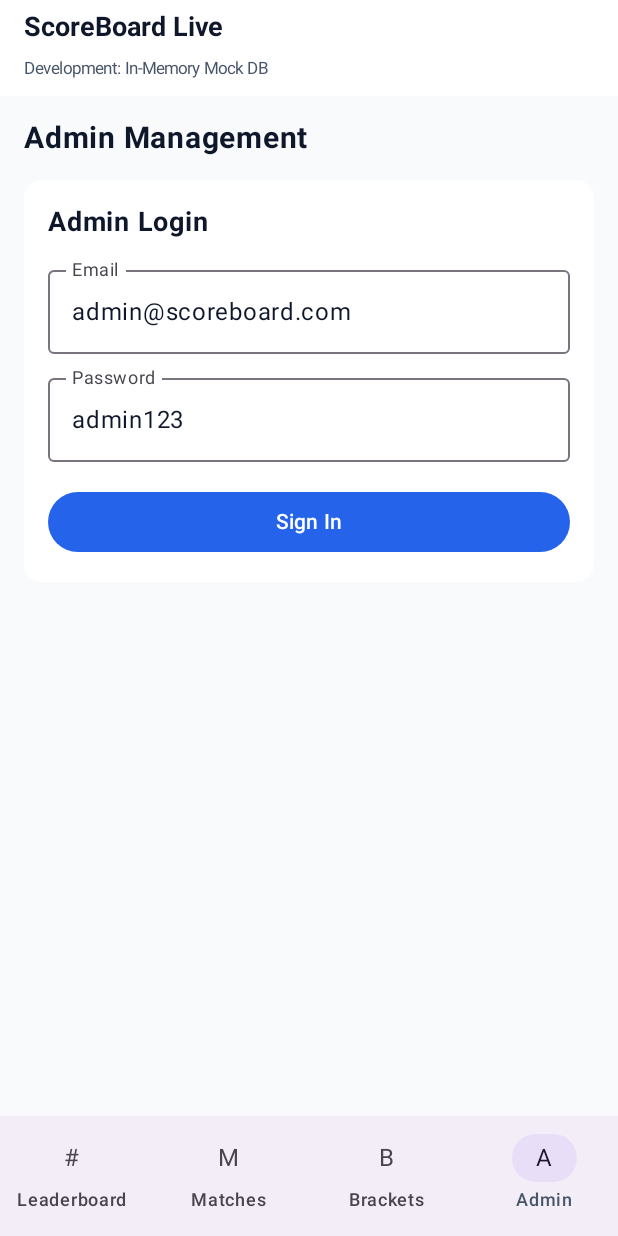
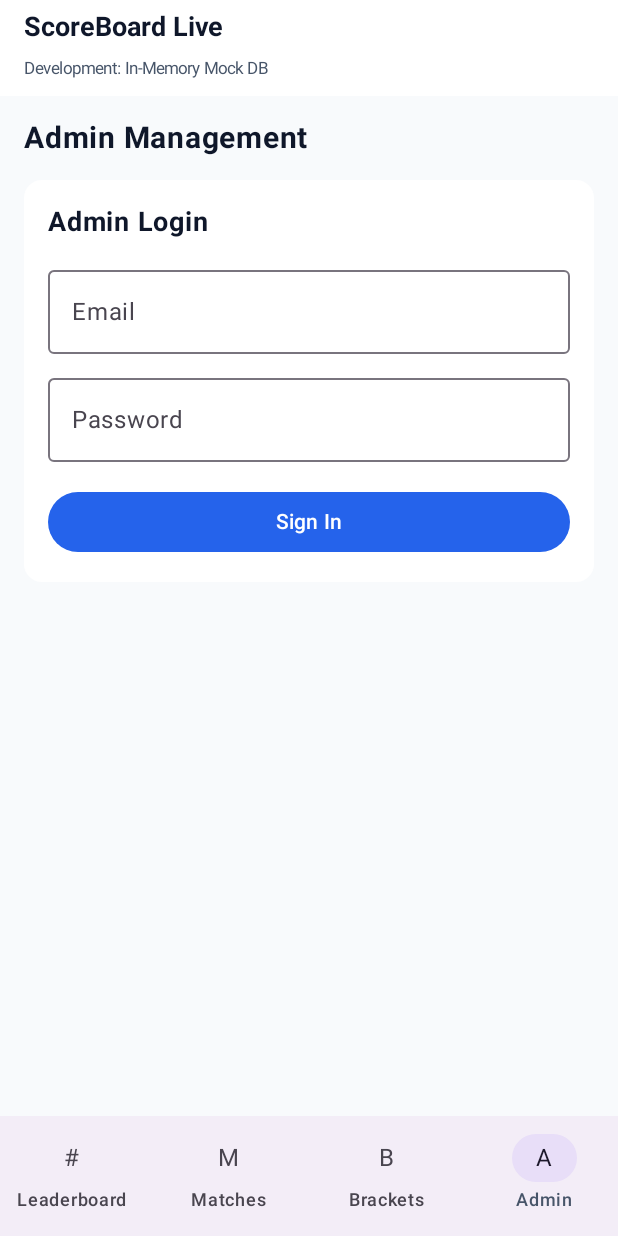
Before and after one commit to avgweedy20/leaderboard, an Android app built with Jetpack Compose: the screen it shows after launch (MainActivity), item 4 of the bottom bar chosen, on a phone screen of 412 x 824 dp. Run offline under Robolectric (Android 15) with nearby library versions, the phone set to English and light mode, and no system bars.

Commit message:
Configure Android BuildConfig secret injection and remove admin auto-fill credentials
Co-authored-by: avgweedy20 <248412691+avgweedy20@users.noreply.github.com>

```diff
--- a/android/app/build.gradle
+++ b/android/app/build.gradle
@@ -18,6 +18,10 @@ android {
         vectorDrawables {
             useSupportLibrary true
         }
+
+        // Inject API_BASE_URL from Gradle properties or default to local emulator loopback
+        def apiBaseUrl = project.findProperty("API_BASE_URL") ?: "http://10.0.2.2:5000/"
+        buildConfigField "String", "API_BASE_URL", "\"${apiBaseUrl}\""
     }
 
     buildTypes {
@@ -35,6 +39,7 @@ android {
     }
     buildFeatures {
         compose true
+        buildConfig true
     }
     composeOptions {
         kotlinCompilerExtensionVersion '1.5.8'
--- a/android/app/src/main/java/com/scoreboard/app/MainActivity.kt
+++ b/android/app/src/main/java/com/scoreboard/app/MainActivity.kt
@@ -49,8 +49,8 @@ fun ScoreBoardMainScreen() {
     var showOtaDialog by remember { mutableStateOf(false) }
 
     var adminToken by remember { mutableStateOf<String?>(null) }
-    var loginEmail by remember { mutableStateOf("admin@scoreboard.com") }
-    var loginPassword by remember { mutableStateOf("admin123") }
+    var loginEmail by remember { mutableStateOf("") }
+    var loginPassword by remember { mutableStateOf("") }
     var loginError by remember { mutableStateOf<String?>(null) }
 
     LaunchedEffect(Unit) {
--- a/android/app/src/main/java/com/scoreboard/app/network/ApiService.kt
+++ b/android/app/src/main/java/com/scoreboard/app/network/ApiService.kt
@@ -1,5 +1,6 @@
 package com.scoreboard.app.network
 
+import com.scoreboard.app.BuildConfig
 import com.scoreboard.app.models.*
 import retrofit2.Retrofit
 import retrofit2.converter.gson.GsonConverterFactory
@@ -50,7 +51,7 @@ interface ApiService {
 }
 
 object RetrofitClient {
-    var baseUrl: String = "http://10.0.2.2:5000/"
+    var baseUrl: String = BuildConfig.API_BASE_URL
 
     val instance: ApiService
         get() = Retrofit.Builder()
```
Also changed, not shown: 3 other files.
